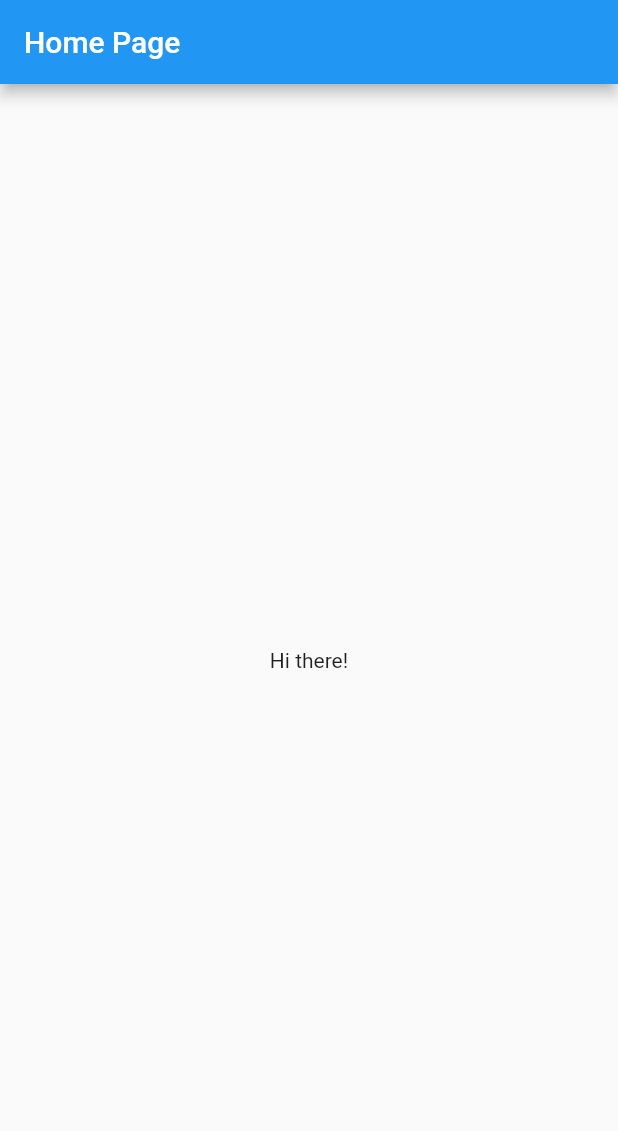
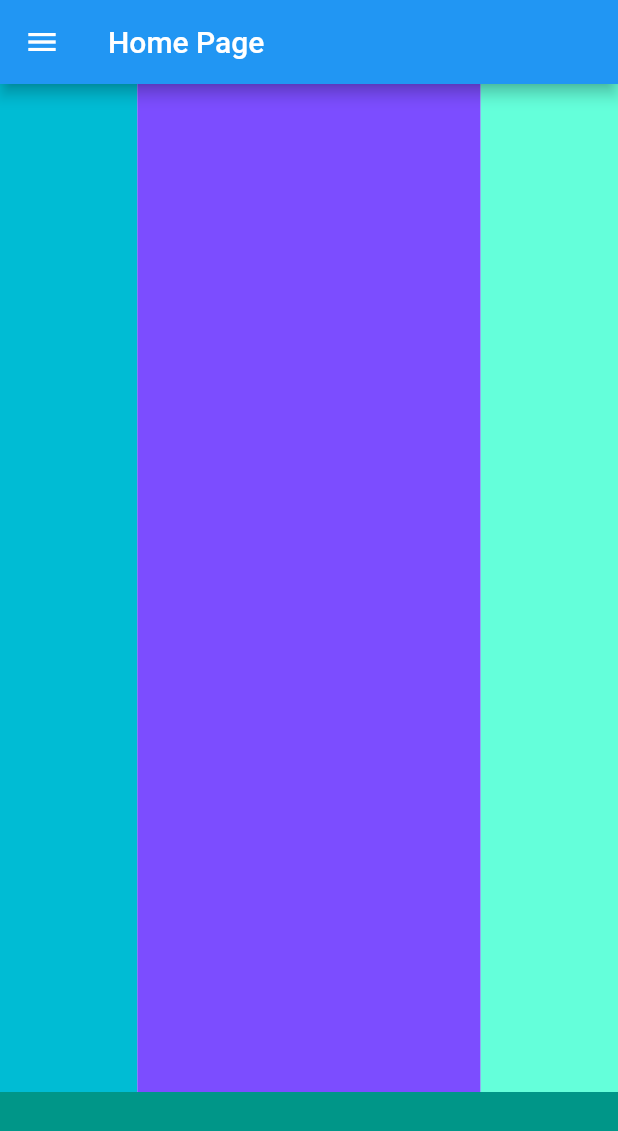
Before and after one commit to sayedi-sm/mcit_hw_app, a Flutter app: the screen it shows after launch, on a phone screen of 412 x 824 dp. Shown: the top 1131 px of the screen. Run offline on Flutter 3.47's test engine with Material 2 defaults, Android fonts, the light colour scheme and no system bars.

Commit message:
Class work

```diff
--- a/lib/home_page.dart
+++ b/lib/home_page.dart
@@ -1,7 +1,14 @@
 import 'package:flutter/material.dart';
 
 class HomePage extends StatelessWidget {
-  const HomePage({Key? key}) : super(key: key);
+  HomePage({Key? key}) : super(key: key);
+
+  final List<List<dynamic>> _drawerData = [
+    ['Home', Icons.home],
+    ['Services', Icons.home_repair_service],
+    ['Contact Us', Icons.contact_support],
+    ['About', Icons.info],
+  ];
 
   @override
   Widget build(BuildContext context) {
@@ -9,9 +16,97 @@ class HomePage extends StatelessWidget {
       appBar: AppBar(
         title: const Text('Home Page'),
       ),
-      body: const Center(
-        child: Text('Hi there!'),
+      drawer: NavigationDrawer(
+        children: List.generate(
+          _drawerData.length + 1,
+          (index) => index == 0
+              ? const DrawerHeader(
+                  child: Center(
+                    child: Icon(
+                      Icons.facebook,
+                      size: 84,
+                      color: Colors.blue,
+                    ),
+                  ),
+                )
+              : _DrawerItem(
+                  text: _drawerData[index - 1][0],
+                  icon: _drawerData[index - 1][1],
+                  index: index - 1),
+        ),
+      ),
+      body: Center(
+        child: Column(
+          children: [
+            Expanded(
+              flex: 7,
+              child: Row(
+                children: [
+                  Expanded(
+                    flex: 2,
+                    child: Container(color: Colors.cyan),
+                  ),
+                  Expanded(
+                    flex: 5,
+                    child: Container(color: Colors.deepPurpleAccent),
+                  ),
+                  Expanded(
+                    flex: 2,
+                    child: Container(color: Colors.tealAccent),
+                  ),
+                ],
+              ),
+            ),
+            Expanded(
+              flex: 1,
+              child: Container(color: Colors.teal),
+            )
+          ],
+        ),
       ),
     );
   }
 }
+
+class _DrawerItem extends StatefulWidget {
+  const _DrawerItem(
+      {required this.text, required this.icon, required this.index, Key? key})
+      : super(key: key);
+  final String text;
+  final IconData icon;
+  final int index;
+
+  @override
+  State<_DrawerItem> createState() => _DrawerItemState();
+}
+
+class _DrawerItemState extends State<_DrawerItem> {
+  bool isListShown = false;
+
+  @override
+  Widget build(BuildContext context) {
+    return Column(
+      crossAxisAlignment: CrossAxisAlignment.start,
+      children: [
+        ExpansionTile(
+          leading: Icon(widget.icon),
+          trailing: widget.index == 1 ? null : const SizedBox.shrink(),
+          title: Text(widget.text),
+          onExpansionChanged: (isExpanded) {
+            if (widget.index == 1) {
+              setState(() {
+                isListShown = isExpanded;
+              });
+            }
+          },
+          children: isListShown
+              ? [
+                  const ListTile(title: Text('Web Development')),
+                  const ListTile(title: Text('Database Design')),
+                ]
+              : [],
+        ),
+      ],
+    );
+  }
+}
--- a/lib/main.dart
+++ b/lib/main.dart
@@ -17,7 +17,7 @@ class MyApp extends StatelessWidget {
       theme: ThemeData(
         primarySwatch: Colors.blue,
       ),
-      home: const HomePage(),
+      home: HomePage(),
     );
   }
 }
```
